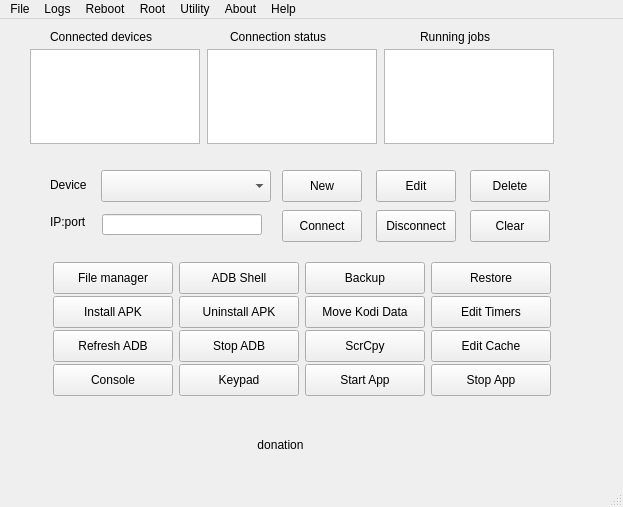
Eliminater74/adblink, file mainwindow.ui: the form before one commit.
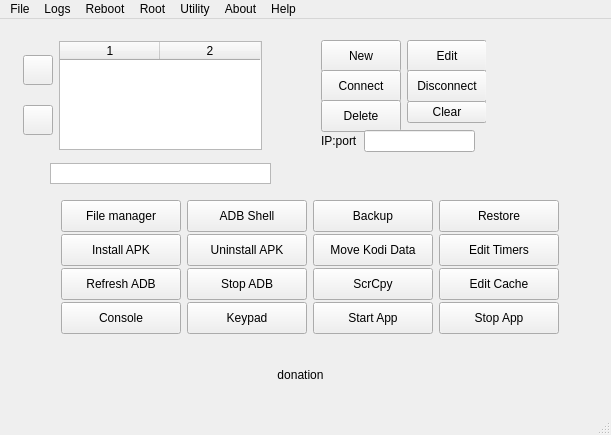
The form after the commit.

Commit message: added deviceTable to replace listDevices

What changed in the file:
```diff
--- a/mainwindow.ui
+++ b/mainwindow.ui
@@ -6,8 +6,8 @@
    <rect>
     <x>0</x>
     <y>0</y>
-    <width>623</width>
-    <height>507</height>
+    <width>611</width>
+    <height>435</height>
    </rect>
   </property>
   <property name="sizePolicy">
@@ -39,8 +39,8 @@
    <widget class="QPushButton" name="donate">
     <property name="geometry">
      <rect>
-      <x>130</x>
-      <y>410</y>
+      <x>150</x>
+      <y>340</y>
       <width>301</width>
       <height>31</height>
      </rect>
@@ -64,8 +64,8 @@
    <widget class="QLabel" name="label_6">
     <property name="geometry">
      <rect>
-      <x>230</x>
-      <y>10</y>
+      <x>60</x>
+      <y>580</y>
       <width>111</width>
       <height>16</height>
      </rect>
@@ -74,37 +74,11 @@
      <string>Connection status</string>
     </property>
    </widget>
-   <widget class="QLabel" name="label_4">
-    <property name="geometry">
-     <rect>
-      <x>50</x>
-      <y>10</y>
-      <width>117</width>
-      <height>16</height>
-     </rect>
-    </property>
-    <property name="text">
-     <string>Connected devices</string>
-    </property>
-   </widget>
-   <widget class="QLabel" name="label_7">
-    <property name="geometry">
-     <rect>
-      <x>420</x>
-      <y>10</y>
-      <width>79</width>
-      <height>16</height>
-     </rect>
-    </property>
-    <property name="text">
-     <string>Running jobs</string>
-    </property>
-   </widget>
    <widget class="QListWidget" name="listDevicesStatus">
     <property name="geometry">
      <rect>
-      <x>207</x>
-      <y>30</y>
+      <x>40</x>
+      <y>610</y>
       <width>170</width>
       <height>95</height>
      </rect>
@@ -128,65 +102,6 @@
      <enum>QAbstractItemView::NoSelection</enum>
     </property>
    </widget>
-   <widget class="QListWidget" name="listRunningJobs">
-    <property name="geometry">
-     <rect>
-      <x>384</x>
-      <y>30</y>
-      <width>170</width>
-      <height>95</height>
-     </rect>
-    </property>
-    <property name="minimumSize">
-     <size>
-      <width>170</width>
-      <height>95</height>
-     </size>
-    </property>
-    <property name="maximumSize">
-     <size>
-      <width>170</width>
-      <height>95</height>
-     </size>
-    </property>
-    <property name="focusPolicy">
-     <enum>Qt::NoFocus</enum>
-    </property>
-    <property name="selectionMode">
-     <enum>QAbstractItemView::NoSelection</enum>
-    </property>
-   </widget>
-   <widget class="QListWidget" name="listDevices">
-    <property name="geometry">
-     <rect>
-      <x>30</x>
-      <y>30</y>
-      <width>170</width>
-      <height>95</height>
-     </rect>
-    </property>
-    <property name="minimumSize">
-     <size>
-      <width>170</width>
-      <height>95</height>
-     </size>
-    </property>
-    <property name="maximumSize">
-     <size>
-      <width>170</width>
-      <height>95</height>
-     </size>
-    </property>
-    <property name="toolTip">
-     <string>&lt;html&gt;&lt;head/&gt;&lt;body&gt;&lt;p&gt;Double-click device ID to start the file manager&lt;/p&gt;&lt;/body&gt;&lt;/html&gt;</string>
-    </property>
-    <property name="selectionMode">
-     <enum>QAbstractItemView::SingleSelection</enum>
-    </property>
-    <property name="currentRow">
-     <number>-1</number>
-    </property>
-   </widget>
    <widget class="QProgressBar" name="progressBar">
     <property name="enabled">
      <bool>true</bool>
@@ -250,235 +165,11 @@
      <string>PushButton</string>
     </property>
    </widget>
-   <widget class="QPushButton" name="connButton">
-    <property name="geometry">
-     <rect>
-      <x>282</x>
-      <y>191</y>
-      <width>80</width>
-      <height>32</height>
-     </rect>
-    </property>
-    <property name="minimumSize">
-     <size>
-      <width>80</width>
-      <height>32</height>
-     </size>
-    </property>
-    <property name="maximumSize">
-     <size>
-      <width>80</width>
-      <height>32</height>
-     </size>
-    </property>
-    <property name="focusPolicy">
-     <enum>Qt::NoFocus</enum>
-    </property>
-    <property name="toolTip">
-     <string>&lt;html&gt;&lt;head/&gt;&lt;body&gt;&lt;p&gt;Connect android device via IP address. Shortcut: Ctrl-E&lt;/p&gt;&lt;/body&gt;&lt;/html&gt;</string>
-    </property>
-    <property name="text">
-     <string>Connect</string>
-    </property>
-   </widget>
-   <widget class="QPushButton" name="disButton">
-    <property name="geometry">
-     <rect>
-      <x>376</x>
-      <y>191</y>
-      <width>80</width>
-      <height>32</height>
-     </rect>
-    </property>
-    <property name="minimumSize">
-     <size>
-      <width>80</width>
-      <height>32</height>
-     </size>
-    </property>
-    <property name="maximumSize">
-     <size>
-      <width>80</width>
-      <height>32</height>
-     </size>
-    </property>
-    <property name="focusPolicy">
-     <enum>Qt::NoFocus</enum>
-    </property>
-    <property name="toolTip">
-     <string>&lt;html&gt;&lt;head/&gt;&lt;body&gt;&lt;p&gt;Disconnect android device connected via IP address. Shortcut: Ctrl-F&lt;/p&gt;&lt;/body&gt;&lt;/html&gt;</string>
-    </property>
-    <property name="text">
-     <string>Disconnect</string>
-    </property>
-   </widget>
-   <widget class="QPushButton" name="clearButton">
-    <property name="geometry">
-     <rect>
-      <x>470</x>
-      <y>191</y>
-      <width>80</width>
-      <height>32</height>
-     </rect>
-    </property>
-    <property name="minimumSize">
-     <size>
-      <width>80</width>
-      <height>21</height>
-     </size>
-    </property>
-    <property name="maximumSize">
-     <size>
-      <width>80</width>
-      <height>16777215</height>
-     </size>
-    </property>
-    <property name="focusPolicy">
-     <enum>Qt::NoFocus</enum>
-    </property>
-    <property name="toolTip">
-     <string>&lt;html&gt;&lt;head/&gt;&lt;body&gt;&lt;p&gt;Clear ad hoc IP/port. Shortcut: Ctrl-Y&lt;/p&gt;&lt;/body&gt;&lt;/html&gt;</string>
-    </property>
-    <property name="text">
-     <string>Clear</string>
-    </property>
-   </widget>
-   <widget class="QPushButton" name="delRecord">
-    <property name="geometry">
-     <rect>
-      <x>470</x>
-      <y>151</y>
-      <width>80</width>
-      <height>32</height>
-     </rect>
-    </property>
-    <property name="minimumSize">
-     <size>
-      <width>80</width>
-      <height>32</height>
-     </size>
-    </property>
-    <property name="maximumSize">
-     <size>
-      <width>80</width>
-      <height>32</height>
-     </size>
-    </property>
-    <property name="focusPolicy">
-     <enum>Qt::NoFocus</enum>
-    </property>
-    <property name="toolTip">
-     <string>&lt;html&gt;&lt;head/&gt;&lt;body&gt;&lt;p&gt;Delete device record. Shortcut: Ctrl-D&lt;/p&gt;&lt;/body&gt;&lt;/html&gt;</string>
-    </property>
-    <property name="text">
-     <string>Delete</string>
-    </property>
-   </widget>
-   <widget class="QPushButton" name="newRecord">
-    <property name="geometry">
-     <rect>
-      <x>282</x>
-      <y>151</y>
-      <width>80</width>
-      <height>32</height>
-     </rect>
-    </property>
-    <property name="minimumSize">
-     <size>
-      <width>80</width>
-      <height>32</height>
-     </size>
-    </property>
-    <property name="maximumSize">
-     <size>
-      <width>80</width>
-      <height>32</height>
-     </size>
-    </property>
-    <property name="focusPolicy">
-     <enum>Qt::NoFocus</enum>
-    </property>
-    <property name="toolTip">
-     <string>&lt;html&gt;&lt;head/&gt;&lt;body&gt;&lt;p&gt;Create new device record. Shortcut: Ctrl-B&lt;/p&gt;&lt;/body&gt;&lt;/html&gt;</string>
-    </property>
-    <property name="text">
-     <string>New</string>
-    </property>
-   </widget>
-   <widget class="QPushButton" name="editRecord">
-    <property name="geometry">
-     <rect>
-      <x>376</x>
-      <y>151</y>
-      <width>80</width>
-      <height>32</height>
-     </rect>
-    </property>
-    <property name="minimumSize">
-     <size>
-      <width>80</width>
-      <height>32</height>
-     </size>
-    </property>
-    <property name="maximumSize">
-     <size>
-      <width>80</width>
-      <height>32</height>
-     </size>
-    </property>
-    <property name="focusPolicy">
-     <enum>Qt::NoFocus</enum>
-    </property>
-    <property name="toolTip">
-     <string>&lt;html&gt;&lt;head/&gt;&lt;body&gt;&lt;p&gt;Edit device record. Shortcut: Ctrl-C&lt;/p&gt;&lt;/body&gt;&lt;/html&gt;</string>
-    </property>
-    <property name="text">
-     <string>Edit</string>
-    </property>
-   </widget>
-   <widget class="QLabel" name="label_2">
-    <property name="geometry">
-     <rect>
-      <x>50</x>
-      <y>195</y>
-      <width>41</width>
-      <height>16</height>
-     </rect>
-    </property>
-    <property name="text">
-     <string>IP:port</string>
-    </property>
-   </widget>
-   <widget class="QLineEdit" name="adhocip">
-    <property name="geometry">
-     <rect>
-      <x>102</x>
-      <y>195</y>
-      <width>160</width>
-      <height>21</height>
-     </rect>
-    </property>
-    <property name="minimumSize">
-     <size>
-      <width>160</width>
-      <height>0</height>
-     </size>
-    </property>
-    <property name="maximumSize">
-     <size>
-      <width>160</width>
-      <height>16777215</height>
-     </size>
-    </property>
-    <property name="toolTip">
-     <string>&lt;html&gt;&lt;head/&gt;&lt;body&gt;&lt;p&gt;IP address of ad hoc device. Use this to connect to devices that are not entered into the adbLink database. You can also specify a port by appending :&amp;lt;port&amp;gt; to the IP address.&lt;/p&gt;&lt;/body&gt;&lt;/html&gt;</string>
-    </property>
-   </widget>
    <widget class="QLabel" name="label_5">
     <property name="geometry">
      <rect>
-      <x>50</x>
-      <y>158</y>
+      <x>370</x>
+      <y>530</y>
       <width>41</width>
       <height>16</height>
      </rect>
@@ -490,8 +181,8 @@
    <widget class="QComboBox" name="deviceBox">
     <property name="geometry">
      <rect>
-      <x>101</x>
-      <y>151</y>
+      <x>790</x>
+      <y>130</y>
       <width>170</width>
       <height>32</height>
      </rect>
@@ -521,8 +212,8 @@
    <widget class="QWidget" name="layoutWidget">
     <property name="geometry">
      <rect>
-      <x>42</x>
-      <y>232</y>
+      <x>50</x>
+      <y>170</y>
       <width>524</width>
       <height>151</height>
      </rect>
@@ -924,6 +615,324 @@
      </item>
     </layout>
    </widget>
+   <widget class="QLabel" name="label_7">
+    <property name="geometry">
+     <rect>
+      <x>310</x>
+      <y>580</y>
+      <width>78</width>
+      <height>16</height>
+     </rect>
+    </property>
+    <property name="text">
+     <string>Activity</string>
+    </property>
+   </widget>
+   <widget class="QLabel" name="label_4">
+    <property name="geometry">
+     <rect>
+      <x>480</x>
+      <y>530</y>
+      <width>48</width>
+      <height>16</height>
+     </rect>
+    </property>
+    <property name="text">
+     <string>Devices</string>
+    </property>
+   </widget>
+   <widget class="QListWidget" name="listDevices">
+    <property name="geometry">
+     <rect>
+      <x>790</x>
+      <y>30</y>
+      <width>170</width>
+      <height>95</height>
+     </rect>
+    </property>
+    <property name="minimumSize">
+     <size>
+      <width>170</width>
+      <height>95</height>
+     </size>
+    </property>
+    <property name="maximumSize">
+     <size>
+      <width>170</width>
+      <height>95</height>
+     </size>
+    </property>
+    <property name="toolTip">
+     <string>&lt;html&gt;&lt;head/&gt;&lt;body&gt;&lt;p&gt;Double-click device ID to start the file manager&lt;/p&gt;&lt;/body&gt;&lt;/html&gt;</string>
+    </property>
+    <property name="selectionMode">
+     <enum>QAbstractItemView::SingleSelection</enum>
+    </property>
+    <property name="currentRow">
+     <number>-1</number>
+    </property>
+   </widget>
+   <widget class="QListWidget" name="listRunningJobs">
+    <property name="geometry">
+     <rect>
+      <x>50</x>
+      <y>144</y>
+      <width>221</width>
+      <height>21</height>
+     </rect>
+    </property>
+   </widget>
+   <widget class="QWidget" name="layoutWidget">
+    <property name="geometry">
+     <rect>
+      <x>12</x>
+      <y>11</y>
+      <width>261</width>
+      <height>131</height>
+     </rect>
+    </property>
+    <layout class="QHBoxLayout" name="horizontalLayout_2">
+     <item>
+      <layout class="QVBoxLayout" name="verticalLayout">
+       <item>
+        <widget class="QPushButton" name="ascend">
+         <property name="minimumSize">
+          <size>
+           <width>30</width>
+           <height>30</height>
+          </size>
+         </property>
+         <property name="maximumSize">
+          <size>
+           <width>30</width>
+           <height>30</height>
+          </size>
+         </property>
+         <property name="text">
+          <string/>
+         </property>
+        </widget>
+       </item>
+       <item>
+        <widget class="QPushButton" name="descend">
+         <property name="minimumSize">
+          <size>
+           <width>30</width>
+           <height>30</height>
+          </size>
+         </property>
+         <property name="maximumSize">
+          <size>
+           <width>30</width>
+           <height>30</height>
+          </size>
+         </property>
+         <property name="text">
+          <string/>
+         </property>
+        </widget>
+       </item>
+      </layout>
+     </item>
+     <item>
+      <widget class="QTableWidget" name="deviceTable">
+       <property name="columnCount">
+        <number>2</number>
+       </property>
+       <column/>
+       <column/>
+      </widget>
+     </item>
+    </layout>
+   </widget>
+   <widget class="QWidget" name="">
+    <property name="geometry">
+     <rect>
+      <x>310</x>
+      <y>10</y>
+      <width>176</width>
+      <height>134</height>
+     </rect>
+    </property>
+    <layout class="QGridLayout" name="gridLayout_2">
+     <item row="0" column="0" colspan="2">
+      <widget class="QPushButton" name="newRecord">
+       <property name="minimumSize">
+        <size>
+         <width>80</width>
+         <height>32</height>
+        </size>
+       </property>
+       <property name="maximumSize">
+        <size>
+         <width>80</width>
+         <height>32</height>
+        </size>
+       </property>
+       <property name="focusPolicy">
+        <enum>Qt::NoFocus</enum>
+       </property>
+       <property name="toolTip">
+        <string>&lt;html&gt;&lt;head/&gt;&lt;body&gt;&lt;p&gt;Create new device record. Shortcut: Ctrl-B&lt;/p&gt;&lt;/body&gt;&lt;/html&gt;</string>
+       </property>
+       <property name="text">
+        <string>New</string>
+       </property>
+      </widget>
+     </item>
+     <item row="0" column="2">
+      <widget class="QPushButton" name="editRecord">
+       <property name="minimumSize">
+        <size>
+         <width>80</width>
+         <height>32</height>
+        </size>
+       </property>
+       <property name="maximumSize">
+        <size>
+         <width>80</width>
+         <height>32</height>
+        </size>
+       </property>
+       <property name="focusPolicy">
+        <enum>Qt::NoFocus</enum>
+       </property>
+       <property name="toolTip">
+        <string>&lt;html&gt;&lt;head/&gt;&lt;body&gt;&lt;p&gt;Edit device record. Shortcut: Ctrl-C&lt;/p&gt;&lt;/body&gt;&lt;/html&gt;</string>
+       </property>
+       <property name="text">
+        <string>Edit</string>
+       </property>
+      </widget>
+     </item>
+     <item row="1" column="0" colspan="2">
+      <widget class="QPushButton" name="connButton">
+       <property name="minimumSize">
+        <size>
+         <width>80</width>
+         <height>32</height>
+        </size>
+       </property>
+       <property name="maximumSize">
+        <size>
+         <width>80</width>
+         <height>32</height>
+        </size>
+       </property>
+       <property name="focusPolicy">
+        <enum>Qt::NoFocus</enum>
+       </property>
+       <property name="toolTip">
+        <string>&lt;html&gt;&lt;head/&gt;&lt;body&gt;&lt;p&gt;Connect android device via IP address. Shortcut: Ctrl-E&lt;/p&gt;&lt;/body&gt;&lt;/html&gt;</string>
+       </property>
+       <property name="text">
+        <string>Connect</string>
+       </property>
+      </widget>
+     </item>
+     <item row="1" column="2">
+      <widget class="QPushButton" name="disButton">
+       <property name="minimumSize">
+        <size>
+         <width>80</width>
+         <height>32</height>
+        </size>
+       </property>
+       <property name="maximumSize">
+        <size>
+         <width>80</width>
+         <height>32</height>
+        </size>
+       </property>
+       <property name="focusPolicy">
+        <enum>Qt::NoFocus</enum>
+       </property>
+       <property name="toolTip">
+        <string>&lt;html&gt;&lt;head/&gt;&lt;body&gt;&lt;p&gt;Disconnect android device connected via IP address. Shortcut: Ctrl-F&lt;/p&gt;&lt;/body&gt;&lt;/html&gt;</string>
+       </property>
+       <property name="text">
+        <string>Disconnect</string>
+       </property>
+      </widget>
+     </item>
+     <item row="2" column="0" colspan="2">
+      <widget class="QPushButton" name="delRecord">
+       <property name="minimumSize">
+        <size>
+         <width>80</width>
+         <height>32</height>
+        </size>
+       </property>
+       <property name="maximumSize">
+        <size>
+         <width>80</width>
+         <height>32</height>
+        </size>
+       </property>
+       <property name="focusPolicy">
+        <enum>Qt::NoFocus</enum>
+       </property>
+       <property name="toolTip">
+        <string>&lt;html&gt;&lt;head/&gt;&lt;body&gt;&lt;p&gt;Delete device record. Shortcut: Ctrl-D&lt;/p&gt;&lt;/body&gt;&lt;/html&gt;</string>
+       </property>
+       <property name="text">
+        <string>Delete</string>
+       </property>
+      </widget>
+     </item>
+     <item row="2" column="2">
+      <widget class="QPushButton" name="clearButton">
+       <property name="minimumSize">
+        <size>
+         <width>80</width>
+         <height>21</height>
+        </size>
+       </property>
+       <property name="maximumSize">
+        <size>
+         <width>80</width>
+         <height>16777215</height>
+        </size>
+       </property>
+       <property name="focusPolicy">
+        <enum>Qt::NoFocus</enum>
+       </property>
+       <property name="toolTip">
+        <string>&lt;html&gt;&lt;head/&gt;&lt;body&gt;&lt;p&gt;Clear ad hoc IP/port. Shortcut: Ctrl-Y&lt;/p&gt;&lt;/body&gt;&lt;/html&gt;</string>
+       </property>
+       <property name="text">
+        <string>Clear</string>
+       </property>
+      </widget>
+     </item>
+     <item row="3" column="0">
+      <widget class="QLabel" name="label_2">
+       <property name="text">
+        <string>IP:port</string>
+       </property>
+      </widget>
+     </item>
+     <item row="3" column="1" colspan="2">
+      <widget class="QLineEdit" name="adhocip">
+       <property name="minimumSize">
+        <size>
+         <width>0</width>
+         <height>0</height>
+        </size>
+       </property>
+       <property name="maximumSize">
+        <size>
+         <width>160</width>
+         <height>16777215</height>
+        </size>
+       </property>
+       <property name="toolTip">
+        <string>&lt;html&gt;&lt;head/&gt;&lt;body&gt;&lt;p&gt;IP address of ad hoc device. Use this to connect to devices that are not entered into the adbLink database. You can also specify a port by appending :&amp;lt;port&amp;gt; to the IP address.&lt;/p&gt;&lt;/body&gt;&lt;/html&gt;</string>
+       </property>
+      </widget>
+     </item>
+    </layout>
+   </widget>
   </widget>
   <widget class="QStatusBar" name="statusBar"/>
   <widget class="QMenuBar" name="menuBar">
@@ -931,7 +940,7 @@
     <rect>
      <x>0</x>
      <y>0</y>
-     <width>623</width>
+     <width>611</width>
      <height>24</height>
     </rect>
    </property>
```
The commit also changes 3 other files.
